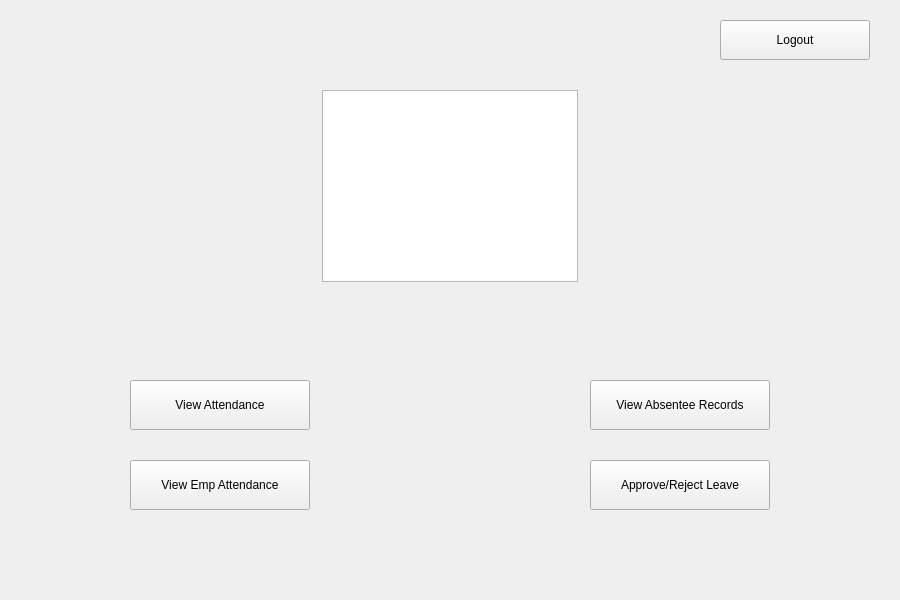
The window that Maintendance/supervisorlogin.ui (markhan101/Maintendance) describes before a commit, drawn with Qt 5.
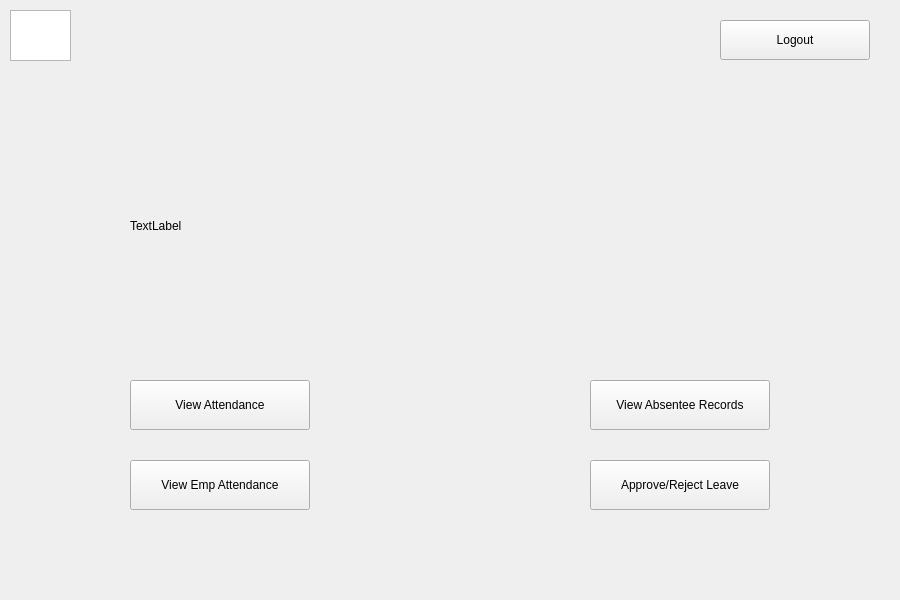
The same window after the commit. Icons and pictures are not drawn.

```diff
--- a/Maintendance/supervisorlogin.ui
+++ b/Maintendance/supervisorlogin.ui
@@ -16,10 +16,10 @@
   <widget class="QGraphicsView" name="graphicsView">
    <property name="geometry">
     <rect>
-     <x>322</x>
-     <y>90</y>
-     <width>256</width>
-     <height>192</height>
+     <x>10</x>
+     <y>10</y>
+     <width>61</width>
+     <height>51</height>
     </rect>
    </property>
    <property name="styleSheet">
@@ -91,6 +91,19 @@
     <string>Logout</string>
    </property>
   </widget>
+  <widget class="QLabel" name="welcomeLabel">
+   <property name="geometry">
+    <rect>
+     <x>130</x>
+     <y>170</y>
+     <width>641</width>
+     <height>111</height>
+    </rect>
+   </property>
+   <property name="text">
+    <string>TextLabel</string>
+   </property>
+  </widget>
  </widget>
  <resources/>
  <connections/>
```
